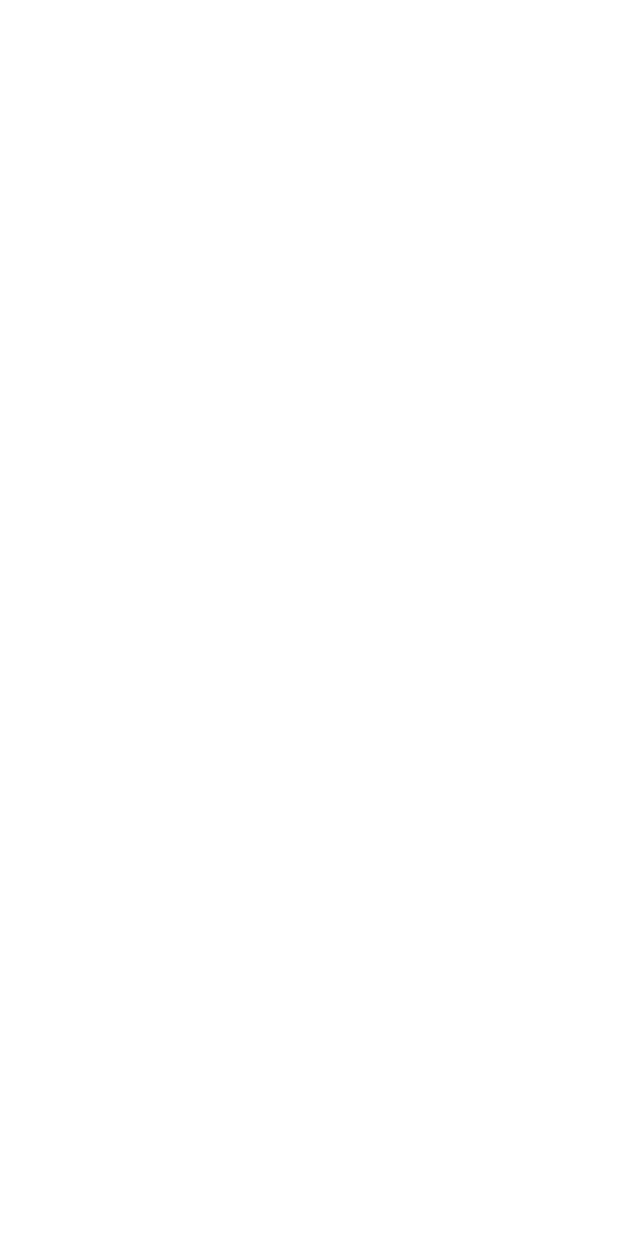
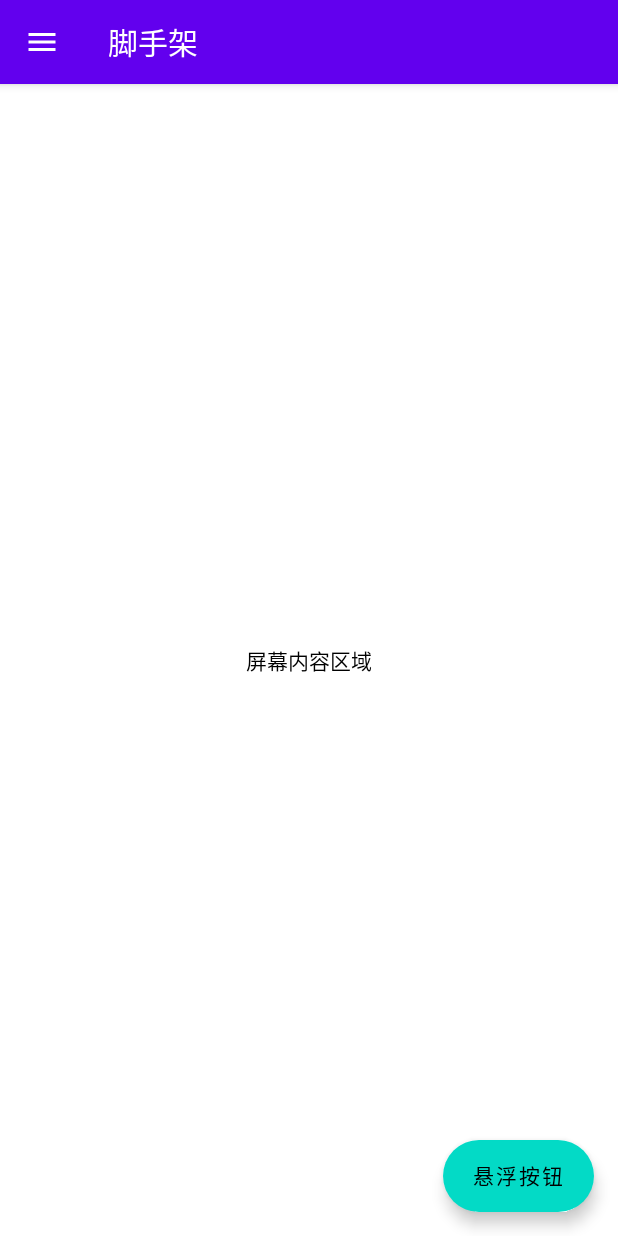
Before and after one commit to Hynsn/SimpleGallery, an Android app built with Jetpack Compose: the screen it shows after launch (PagingActivity), on a phone screen of 412 x 824 dp. Before the commit the screen is empty. Run offline under Robolectric (Android 15) with nearby library versions, the phone set to English and light mode, and no system bars; our stand-ins replace accompanist, paging.

Commit message:
增加脚手架示例

```diff
--- a/app_kt/src/main/java/com/hynson/compose/paging/ADataSource.kt
+++ b/app_kt/src/main/java/com/hynson/compose/paging/ADataSource.kt
@@ -3,6 +3,7 @@
 import android.util.Log
 import androidx.paging.PagingSource
 import androidx.paging.PagingState
+import kotlinx.coroutines.delay
 import java.io.IOException
 import java.lang.Exception
 
@@ -10,6 +11,8 @@
     override suspend fun load(params: LoadParams<Int>): LoadResult<Int, DatasBean> {
 
         return try {
+
+            delay(500)
 
             //页码未定义置为1
             val currentPage = params.key ?: 1
--- a/app_kt/src/main/java/com/hynson/compose/paging/PagingActivity.kt
+++ b/app_kt/src/main/java/com/hynson/compose/paging/PagingActivity.kt
@@ -6,6 +6,7 @@
 import android.util.Log
 import androidx.activity.ComponentActivity
 import androidx.activity.compose.setContent
+import androidx.compose.foundation.Image
 import androidx.compose.foundation.background
 import androidx.compose.foundation.layout.Column
 import androidx.compose.foundation.layout.fillMaxSize
@@ -17,24 +18,30 @@
 import androidx.compose.ui.Modifier
 import androidx.compose.ui.draw.rotate
 import androidx.compose.ui.graphics.Color
+import androidx.compose.ui.res.painterResource
+import androidx.compose.ui.semantics.Role.Companion.Image
 import androidx.compose.ui.tooling.preview.Preview
 import androidx.compose.ui.unit.dp
 import androidx.lifecycle.viewmodel.compose.viewModel
 import androidx.paging.LoadState
 import androidx.paging.compose.collectAsLazyPagingItems
 import androidx.paging.compose.items
+import com.google.accompanist.swiperefresh.SwipeRefresh
+import com.google.accompanist.swiperefresh.rememberSwipeRefreshState
+import com.hynson.compose.scaffold.ScaffoldTest
 import java.io.IOException
 
 class PagingActivity : ComponentActivity() {
     override fun onCreate(savedInstanceState: Bundle?) {
         super.onCreate(savedInstanceState)
         setContent {
-            Surface(
-                modifier = Modifier.fillMaxSize(),
-                color = MaterialTheme.colors.background
-            ) {
-                Greeting()
-            }
+//            Surface(
+//                modifier = Modifier.fillMaxSize(),
+//                color = MaterialTheme.colors.background
+//            ) {
+//                Greeting()
+//            }
+            ScaffoldTest()
         }
     }
 }
@@ -43,30 +50,62 @@
 fun Greeting() {
     val mainViewmodel: PagingViewModel = viewModel()
     val data = mainViewmodel.getData().collectAsLazyPagingItems()
-    Column {
+    val refreshState = rememberSwipeRefreshState(isRefreshing = false)
+    SwipeRefresh(state = refreshState, onRefresh = {
+        data.refresh()
+    }) {
         LazyColumn() {
             items(items = data) { item ->
                 Message(data = item)
             }
 
-            val TAG = "加载状态"
+            data.apply {
+                when {
+                    // 加载更多：正在加载
+                    loadState.append is LoadState.Loading -> {
+                        item {
+                            LoadingItem()
+                        }
+                    }
+                    // 加载更多：出错
+                    loadState.append is LoadState.Error -> {
+                        item {
+                            ErrorItem() {
+                                data.retry()
+                            }
+                        }
+                    }
+                    // 刷新：无缓存数据时
+                    loadState.refresh is LoadState.Error && data.itemCount <= 0 -> {
+                        item {
+                            ErrorContent() {
+                                data.retry()
+                            }
+                        }
+                    }
+                    // 刷新：有缓存数据时，Toast提示
+                    loadState.refresh is LoadState.Error && data.itemCount > 0 -> {
 
-            if (data.loadState.refresh is LoadState.Loading) {
-                Log.d(TAG, "正在加载")
-            } else if (data.loadState.refresh is LoadState.Error) {
-                when ((data.loadState.refresh as LoadState.Error).error) {
-                    is IOException -> {
-                        Log.d(TAG, "网络未连接，可在这里放置失败视图")
-                    }
-                    else -> {
-                        Log.d(TAG, "网络未连接，其他异常")
                     }
                 }
             }
+
+//            val TAG = "加载状态"
+//
+//            if (data.loadState.refresh is LoadState.Loading) {
+//                Log.d(TAG, "正在加载")
+//            } else if (data.loadState.refresh is LoadState.Error) {
+//                when ((data.loadState.refresh as LoadState.Error).error) {
+//                    is IOException -> {
+//                        Log.d(TAG, "网络未连接，可在这里放置失败视图")
+//                    }
+//                    else -> {
+//                        Log.d(TAG, "网络未连接，其他异常")
+//                    }
+//                }
+//            }
         }
     }
-
-
 }
 
 @Composable
@@ -84,5 +123,24 @@
             Text(text = "${data?.title}")
         }
     }
+}
 
+@Composable
+fun ErrorItem(retry: () -> Unit) {
+    Button(onClick = { retry() }, modifier = Modifier.padding(10.dp)) {
+        Text(text = "重试")
+    }
 }
+
+@Composable
+fun ErrorContent(retry: () -> Unit) {
+    Text(text = "请求出错啦")
+    Button(onClick = { retry() }, modifier = Modifier.padding(10.dp)) {
+        Text(text = "重试")
+    }
+}
+
+@Composable
+fun LoadingItem() {
+    CircularProgressIndicator(modifier = Modifier.padding(10.dp))
+}
--- a/app_kt/src/main/java/com/hynson/compose/paging/PagingViewModel.kt
+++ b/app_kt/src/main/java/com/hynson/compose/paging/PagingViewModel.kt
@@ -4,12 +4,6 @@
 import androidx.paging.Pager
 import androidx.paging.PagingConfig
 
-/**
- * @author huanglinqing
- * @project Paging3Demo
- * @date 2020/11/7
- * @desc viewModel 对象
- */
 class PagingViewModel : ViewModel() {
 
     /**
--- /dev/null
+++ b/app_kt/src/main/java/com/hynson/compose/scaffold/Scafflod.kt
@@ -0,0 +1,67 @@
+package com.hynson.compose.scaffold
+
+import androidx.compose.foundation.layout.Box
+import androidx.compose.foundation.layout.fillMaxSize
+import androidx.compose.foundation.layout.size
+import androidx.compose.foundation.shape.RoundedCornerShape
+import androidx.compose.material.*
+import androidx.compose.material.icons.Icons
+import androidx.compose.material.icons.filled.Menu
+import androidx.compose.runtime.Composable
+import androidx.compose.runtime.rememberCoroutineScope
+import androidx.compose.ui.Alignment
+import androidx.compose.ui.Modifier
+import androidx.compose.ui.graphics.Color
+import androidx.compose.ui.unit.dp
+import kotlinx.coroutines.launch
+
+@Composable
+fun ScaffoldTest() {
+    val scaffoldState = rememberScaffoldState()
+    val scope = rememberCoroutineScope()
+    Scaffold(
+        scaffoldState = scaffoldState,
+        drawerContent = {//抽屉组件
+            Box(modifier = Modifier.fillMaxSize(), contentAlignment = Alignment.Center) {
+                Text(text = "抽屉组件中内容")
+            }
+        },
+        topBar = {//屏幕顶部的标题栏
+            TopAppBar(title = { Text("脚手架") },
+                navigationIcon = {
+                    IconButton(onClick = {
+                        scope.launch { scaffoldState.drawerState.open() }
+                    }) {
+                        Icon(Icons.Filled.Menu, contentDescription = null)
+                    }
+                })
+        },
+        floatingActionButton = {//悬浮按钮
+            ExtendedFloatingActionButton(
+                text = { Text("悬浮按钮") },
+                onClick = {
+                    scope.launch {
+                        scaffoldState.snackbarHostState.showSnackbar("点击了悬浮按钮")
+                    }
+                })
+        },
+        floatingActionButtonPosition = FabPosition.End,//悬浮按钮在屏幕中的位置
+        content = {
+            //屏幕内容
+            val paddingValues = it.calculateBottomPadding()
+            Box(modifier = Modifier.fillMaxSize(), contentAlignment = Alignment.Center) {
+                Text(text = "屏幕内容区域")
+            }
+        },
+        snackbarHost = {
+            SnackbarHost(it) { data ->
+                Snackbar(
+                    snackbarData = data,
+                    backgroundColor = Color.Blue,
+                    contentColor = Color.White,
+                    shape = RoundedCornerShape(10.dp)
+                )
+            }
+        })
+
+}
```
